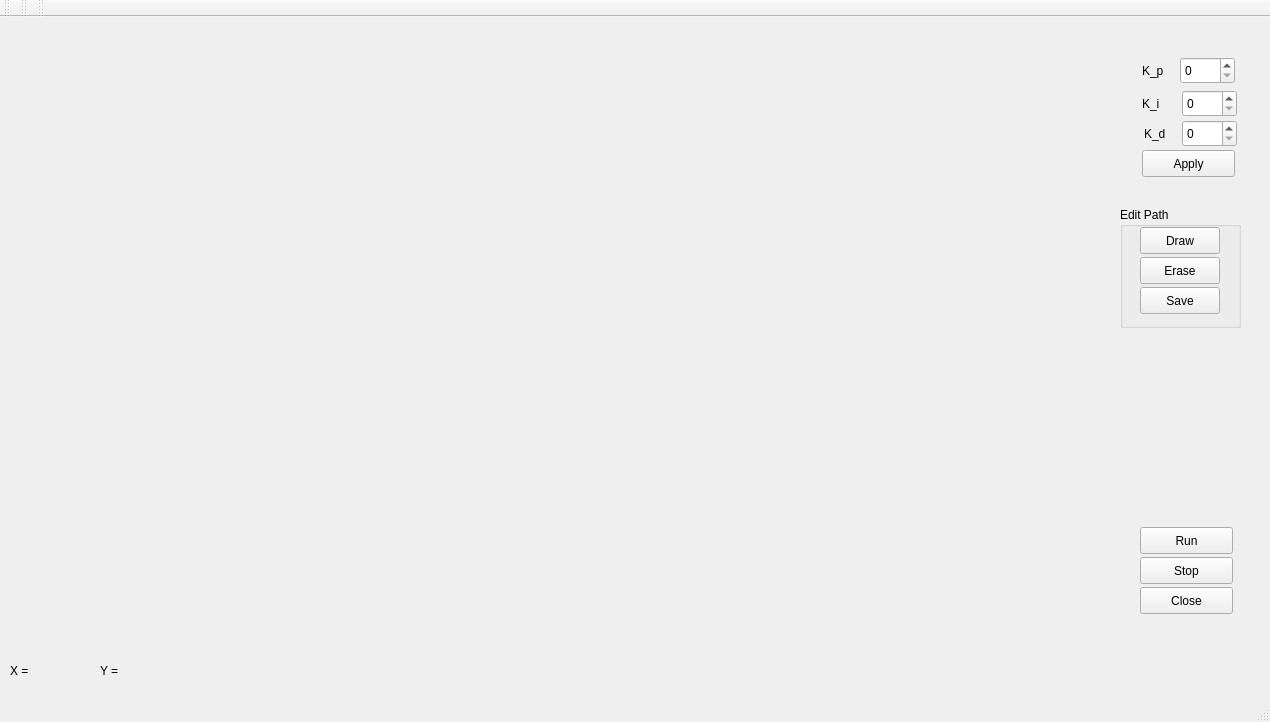
The window that MotionPhill/ui/motion.ui (RoboJackets/robocup-software) describes before a commit, drawn with Qt 5.
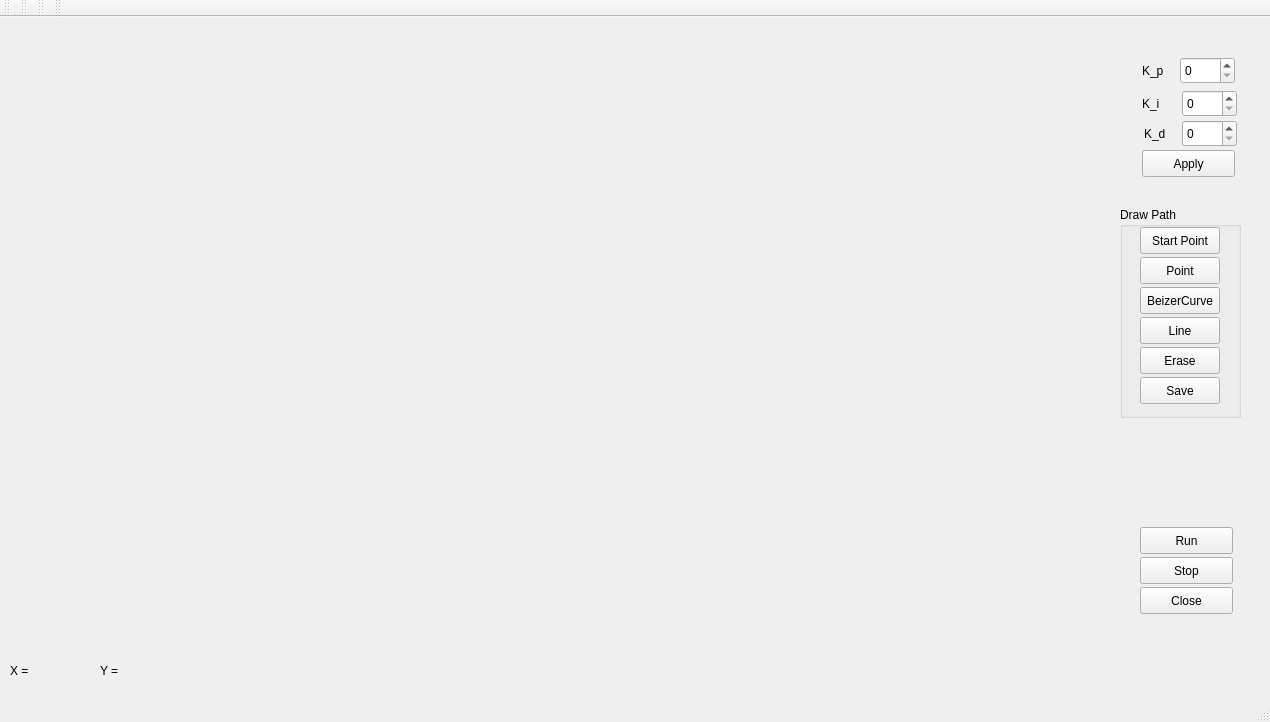
The same window after the commit.

```diff
--- a/MotionPhill/ui/motion.ui
+++ b/MotionPhill/ui/motion.ui
@@ -152,30 +152,30 @@
       <x>1120</x>
       <y>190</y>
       <width>121</width>
-      <height>121</height>
+      <height>211</height>
      </rect>
     </property>
     <property name="title" >
-     <string>Edit Path</string>
+     <string>Draw Path</string>
     </property>
     <widget class="QPushButton" name="drawPath" >
      <property name="geometry" >
       <rect>
        <x>20</x>
-       <y>20</y>
+       <y>80</y>
        <width>80</width>
        <height>27</height>
       </rect>
      </property>
      <property name="text" >
-      <string>Draw</string>
+      <string>BeizerCurve</string>
      </property>
     </widget>
     <widget class="QPushButton" name="erasePath" >
      <property name="geometry" >
       <rect>
        <x>20</x>
-       <y>50</y>
+       <y>140</y>
        <width>80</width>
        <height>27</height>
       </rect>
@@ -188,7 +188,7 @@
      <property name="geometry" >
       <rect>
        <x>20</x>
-       <y>80</y>
+       <y>170</y>
        <width>80</width>
        <height>27</height>
       </rect>
@@ -197,6 +197,45 @@
       <string>Save</string>
      </property>
     </widget>
+    <widget class="QPushButton" name="line" >
+     <property name="geometry" >
+      <rect>
+       <x>20</x>
+       <y>110</y>
+       <width>80</width>
+       <height>27</height>
+      </rect>
+     </property>
+     <property name="text" >
+      <string>Line</string>
+     </property>
+    </widget>
+    <widget class="QPushButton" name="point" >
+     <property name="geometry" >
+      <rect>
+       <x>20</x>
+       <y>50</y>
+       <width>80</width>
+       <height>27</height>
+      </rect>
+     </property>
+     <property name="text" >
+      <string>Point</string>
+     </property>
+    </widget>
+    <widget class="QPushButton" name="startPoint" >
+     <property name="geometry" >
+      <rect>
+       <x>20</x>
+       <y>20</y>
+       <width>80</width>
+       <height>27</height>
+      </rect>
+     </property>
+     <property name="text" >
+      <string>Start Point</string>
+     </property>
+    </widget>
    </widget>
    <widget class="QLabel" name="xPos" >
     <property name="geometry" >
@@ -280,6 +319,17 @@
     <bool>false</bool>
    </attribute>
   </widget>
+  <widget class="QToolBar" name="toolBar_4" >
+   <property name="windowTitle" >
+    <string>toolBar_4</string>
+   </property>
+   <attribute name="toolBarArea" >
+    <enum>TopToolBarArea</enum>
+   </attribute>
+   <attribute name="toolBarBreak" >
+    <bool>false</bool>
+   </attribute>
+  </widget>
  </widget>
  <resources/>
  <connections/>
```
Left out of the diff: 2 changed lines with no effect on the pictures.
